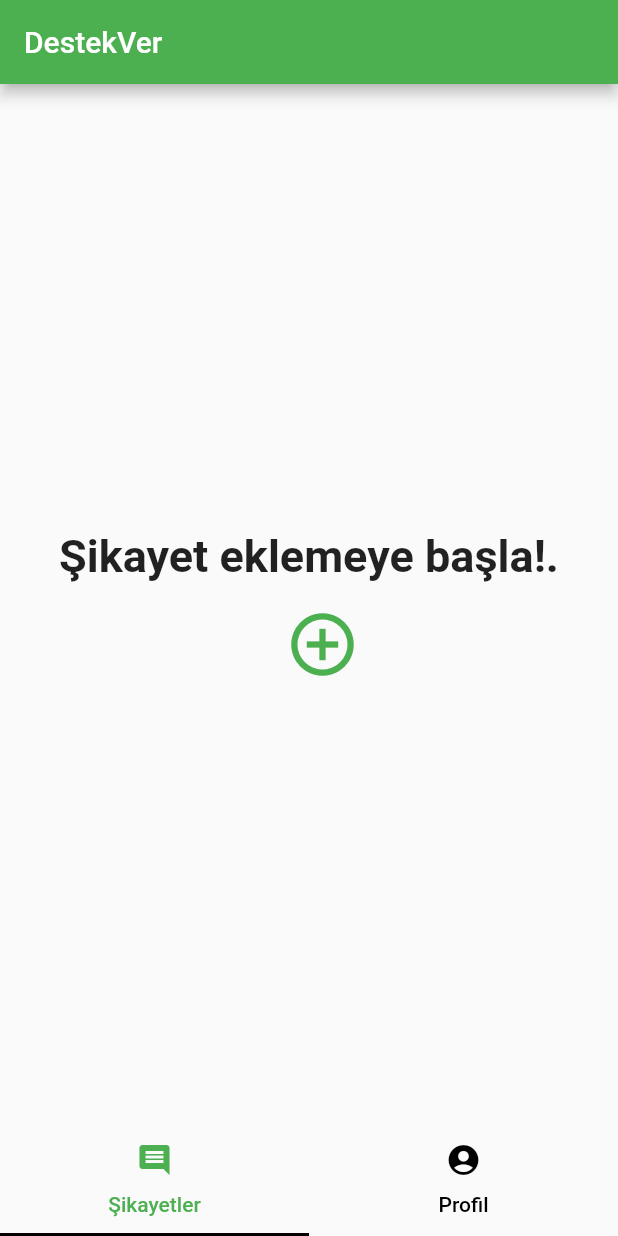
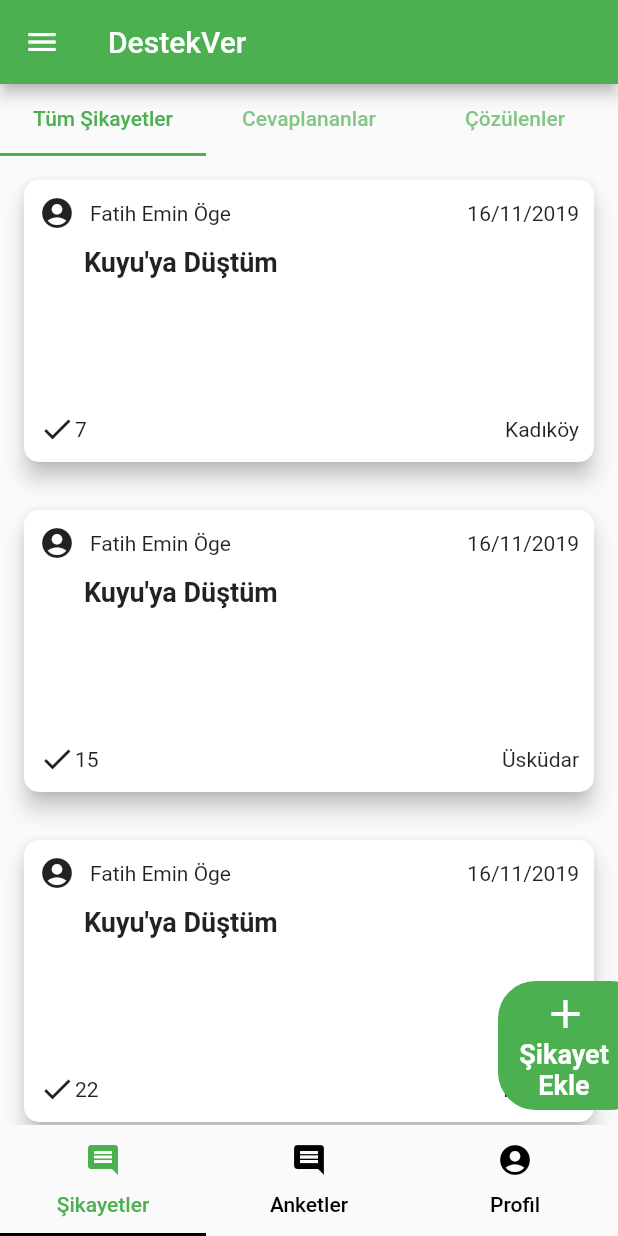
Before and after one commit to ahmetakil/destek_ver, a Flutter app: the screen it shows after launch, on a phone screen of 412 x 824 dp. Run offline on Flutter 3.47's test engine with Material 2 defaults, Android fonts, the phone set to English and light mode, and no system bars; our stand-ins replace rating_bar.

Commit message:
Her şeydee küçük değişikler yaptım öyle özel bişeey yok

```diff
--- a/lib/main.dart
+++ b/lib/main.dart
@@ -1,12 +1,12 @@
-import 'package:demo_app1/provider/complains_provider.dart';
-import 'package:demo_app1/screens/profile_screen.dart';
 import 'package:flutter/material.dart';
 import 'package:provider/provider.dart';
 
 import './screens/new_complain.dart';
 import './screens/tabs_screen.dart';
-import './models/complain.dart';
 import './screens/complain_detail_screen.dart';
+import './provider/complains_provider.dart';
+import './screens/profile_screen.dart';
+import './screens/survey_screen.dart';
 
 void main() => runApp(MyApp());
 
@@ -33,7 +33,8 @@ class _MyAppState extends State<MyApp> {
           '/': (ctx) => TabsScreen(),
           NewComplain.routeName: (ctx) => NewComplain(),
           ComplainDetailScreen.routeName: (ctx) => ComplainDetailScreen(),
-          ProfileScreen.routeName: (ctx) => ProfileScreen()
+          ProfileScreen.routeName: (ctx) => ProfileScreen(),
+          SurveyScreen.routeName : (ctx) => SurveyScreen()
         },
       ),
     );
--- a/lib/models/complain.dart
+++ b/lib/models/complain.dart
@@ -4,11 +4,17 @@ class Complain {
   final String location;
   final DateTime dateTime = DateTime.now();
   int upVote;
+  bool upvoted;
+  bool replied;
+  bool solved;
 
   Complain({
     this.name,
     this.complain,
     this.location,
     this.upVote,
+    this.upvoted = false,
+    this.replied = false,
+    this.solved = false,
   });
 }
--- a/lib/provider/complains_provider.dart
+++ b/lib/provider/complains_provider.dart
@@ -2,7 +2,30 @@ import 'package:demo_app1/models/complain.dart';
 import 'package:flutter/cupertino.dart';
 
 class ComplainsProvider with ChangeNotifier {
-  List<Complain> _complains = [];
+  List<Complain> _complains = [
+    Complain(
+      name: 'Fatih Emin Öge',
+      complain: 'Kuyu\'ya Düştüm',
+      location: 'Kadıköy',
+      upVote: 7,
+    ),
+    Complain(
+      name: 'Fatih Emin Öge',
+      complain: 'Kuyu\'ya Düştüm',
+      location: 'Üsküdar',
+      upVote: 15,
+      replied: true,
+      solved: false
+    ),
+    Complain(
+      name: 'Fatih Emin Öge',
+      complain: 'Kuyu\'ya Düştüm',
+      location: 'Maltepe',
+      upVote: 22,
+      replied: true,
+      solved: true
+    ),
+  ];
 
   void addNewComplain(String name, String complain, String location,
       DateTime date, int upVote) {
@@ -12,11 +35,19 @@ class ComplainsProvider with ChangeNotifier {
       location: location,
       upVote: upVote,
     );
-      _complains.add(newComp);
-      notifyListeners();
+    _complains.add(newComp);
+    notifyListeners();
   }
 
-  List<Complain> get complains{
-    return [..._complains];
+  List<Complain> get allComplains {
+    return _complains.toList();
+  }
+
+  List<Complain> get solvedComplains {
+    return _complains.where((comp) => comp.solved).toList();
+  }
+
+  List<Complain> get repliedComplains {
+    return _complains.where((comp) => comp.replied).toList();
   }
 }
--- a/lib/screens/complain_screen.dart
+++ b/lib/screens/complain_screen.dart
@@ -3,16 +3,14 @@ import 'package:demo_app1/screens/new_complain.dart';
 import 'package:flutter/material.dart';
 import 'package:provider/provider.dart';
 
-import '../models/complain.dart';
-import '../widget/complain_item.dart';
+import '../widget/complain_list.dart';
 
 class ComplainScreen extends StatelessWidget {
   @override
   Widget build(BuildContext context) {
-    List<Complain> complains =
-        Provider.of<ComplainsProvider>(context).complains;
+    final complains = Provider.of<ComplainsProvider>(context);
 
-    if (complains.isEmpty) {
+    if (complains.allComplains.isEmpty) {
       return Center(
         child: Column(
           mainAxisAlignment: MainAxisAlignment.center,
@@ -41,49 +39,70 @@ class ComplainScreen extends StatelessWidget {
         ),
       );
     }
-    return Stack(
+    return DefaultTabController(
+      length: 3,
+      child: Scaffold(
+        appBar: TabBar(
+          labelColor: Colors.green,
+          indicatorColor: Colors.green,
+          tabs: <Widget>[
+            Tab(text: 'Tüm Şikayetler'),
+            Tab(text: 'Cevaplananlar'),
+            Tab(text: 'Çözülenler')
+          ],
+        ),
+        body: Stack(
           children: <Widget>[
-        ListView.builder(
-          itemBuilder: (ctx, index) {
-            return ComplainItem(
-              complains[index],
-            );
-          },
-          itemCount: complains.length,
+            TabBarView(
+              children: <Widget>[
+                ComplainList(0),
+                ComplainList(1),
+                ComplainList(2),
+              ],
             ),
             Positioned(
-            right: 20,
-            bottom: 20,
+              right: -20,
+              bottom: 10,
               child: InkWell(
-              onTap: () => Navigator.of(context).pushNamed(NewComplain.routeName),
+                onTap: () =>
+                    Navigator.of(context).pushNamed(NewComplain.routeName),
                 child: Container(
                   width: 100,
                   decoration: BoxDecoration(
-                  shape: BoxShape.circle,
-                  border: Border.all(color: Colors.black),
-
-                  color: Colors.green
-                ),
+                      borderRadius: BorderRadius.circular(25),
+                      color: Colors.green),
                   child: Padding(
                     padding: const EdgeInsets.all(6.0),
                     child: Column(
                       children: <Widget>[
-                      Icon(
+                        Container(
+                          margin: EdgeInsets.only(right: 10),
+                          child: Icon(
                             Icons.add,
                             color: Colors.white,
                             size: 32,
                           ),
-                      Text(
+                        ),
+                        Container(
+                          margin: EdgeInsets.only(right: 12),
+                          child: Text(
                             "Şikayet Ekle",
                             textAlign: TextAlign.center,
-                        style: TextStyle(color: Colors.white,fontWeight: FontWeight.bold,fontSize: 18),
+                            style: TextStyle(
+                                color: Colors.white,
+                                fontWeight: FontWeight.bold,
+                                fontSize: 18),
+                          ),
                         )
                       ],
                     ),
                   ),
                 ),
-            )),
+              ),
+            ),
           ],
+        ),
+      ),
     );
   }
 }
--- a/lib/screens/new_complain.dart
+++ b/lib/screens/new_complain.dart
@@ -100,7 +100,7 @@ class _NewComplainState extends State<NewComplain> {
             height: 80,
             child: RaisedButton(
               child: Text(
-                'Şikayet ekle',
+                'Şikayet Ekle',
                 style: TextStyle(fontSize: 22),
               ),
               textColor: Colors.white,
--- a/lib/screens/profile_screen.dart
+++ b/lib/screens/profile_screen.dart
@@ -54,11 +54,11 @@ class ProfileScreen extends StatelessWidget {
   @override
   Widget build(BuildContext context) {
 
-    List<Complain> complains = Provider.of<ComplainsProvider>(context).complains;
+    List<Complain> complains = Provider.of<ComplainsProvider>(context).allComplains;
     final Complain complainProfile = ModalRoute.of(context).settings.arguments;
     List<Complain> personsComplains = complains.where((comp) {
       return identical(
-        comp.name,
+        comp.name.toLowerCase(),
         complainProfile == null ? "fatih emin öge" : complainProfile.name,
       );
     }).toList();
--- a/lib/screens/tabs_screen.dart
+++ b/lib/screens/tabs_screen.dart
@@ -2,13 +2,12 @@ import 'package:flutter/material.dart';
 
 import '../screens/complain_screen.dart';
 import '../screens/profile_screen.dart';
-import '../models/complain.dart';
-import '../screens/new_complain.dart';
+import '../screens/survey_select_screen.dart';
 
 class TabsScreen extends StatelessWidget {
-
-  List<Widget> _pages = [
+  final List<Widget> _pages = [
     ComplainScreen(),
+    SurveySelectScreen(),
     ProfileScreen()
   ];
 
@@ -17,6 +16,7 @@ class TabsScreen extends StatelessWidget {
     return DefaultTabController(
       length: _pages.length,
       child: Scaffold(
+        drawer: Drawer(),
         appBar: AppBar(
           title: Text('DestekVer'),
         ),
@@ -27,8 +27,15 @@ class TabsScreen extends StatelessWidget {
           labelColor: Colors.green,
           unselectedLabelColor: Colors.black,
           tabs: <Widget>[
-            Tab(icon: Icon(Icons.comment),text: "Şikayetler",),
-            Tab(icon: Icon(Icons.account_circle),text:"Profil"),
+            Tab(
+              icon: Icon(Icons.comment),
+              text: "Şikayetler",
+            ),
+            Tab(
+              icon: Icon(Icons.comment),
+              text: "Anketler",
+            ),
+            Tab(icon: Icon(Icons.account_circle), text: "Profil"),
           ],
         ),
       ),
--- a/lib/widget/complain_item.dart
+++ b/lib/widget/complain_item.dart
@@ -60,7 +60,7 @@ class _ComplainItemState extends State<ComplainItem> {
                       ],
                     ),
                   ),
-                  Text(DateFormat.yMd().format(comp.dateTime)),
+                  Text(DateFormat('dd/MM/yyyy').format(comp.dateTime)),
                 ],
               ),
             ),
@@ -88,18 +88,20 @@ class _ComplainItemState extends State<ComplainItem> {
                       InkWell(
                         onTap: () {
                           setState(() {
-                            if (comp.upVote > 0) {
+                            if (comp.upvoted) {
                               comp.upVote--;
+                              comp.upvoted = false;
                             } else {
                               comp.upVote++;
+                              comp.upvoted = true;
                             }
                           });
                         },
                         child: Row(
                           children: <Widget>[
-                            comp.upVote > 0
-                                ? Icon(Icons.arrow_upward, color: Colors.blue)
-                                : Icon(Icons.arrow_upward),
+                            comp.upvoted
+                                ? Icon(Icons.check, color: Colors.green)
+                                : Icon(Icons.check),
                             Text(comp.upVote.toString()),
                           ],
                         ),
--- /dev/null
+++ b/lib/widget/complain_list.dart
@@ -0,0 +1,41 @@
+import 'package:flutter/material.dart';
+import 'package:provider/provider.dart';
+
+import './complain_item.dart';
+import '../provider/complains_provider.dart';
+import '../models/complain.dart';
+
+class ComplainList extends StatelessWidget {
+  final int typeOfList;
+
+  ComplainList(this.typeOfList);
+
+  @override
+  Widget build(BuildContext context) {
+    final complainData = Provider.of<ComplainsProvider>(context);
+    List<Complain> complains = [];
+
+    switch (typeOfList) {
+      case 0:
+        complains = complainData.allComplains;
+        break;
+      case 1:
+        complains = complainData.repliedComplains;
+        break;
+      case 2:
+        complains = complainData.solvedComplains;
+        break;
+      default:
+        complains = complainData.allComplains;
+    }
+
+    return ListView.builder(
+          itemBuilder: (ctx, index) {
+            return ComplainItem(
+              complains[index],
+            );
+          },
+          itemCount: complains.length,
+        );
+  }
+}
--- a/pubspec.yaml
+++ b/pubspec.yaml
@@ -22,6 +22,7 @@ dependencies:
   flutter:
     sdk: flutter
   provider: ^3.1.0+1
+  http: ^0.12.0+2
 
   # The following adds the Cupertino Icons font to your application.
   # Use with the CupertinoIcons class for iOS style icons.
```
Also changed, not shown: lib/screens/survey_screen.dart (+34 -8 lines), lib/screens/survey_select_screen.dart (added, +60 -0 lines), pubspec.lock. Lines whose indentation alone changed are shown as unchanged.
